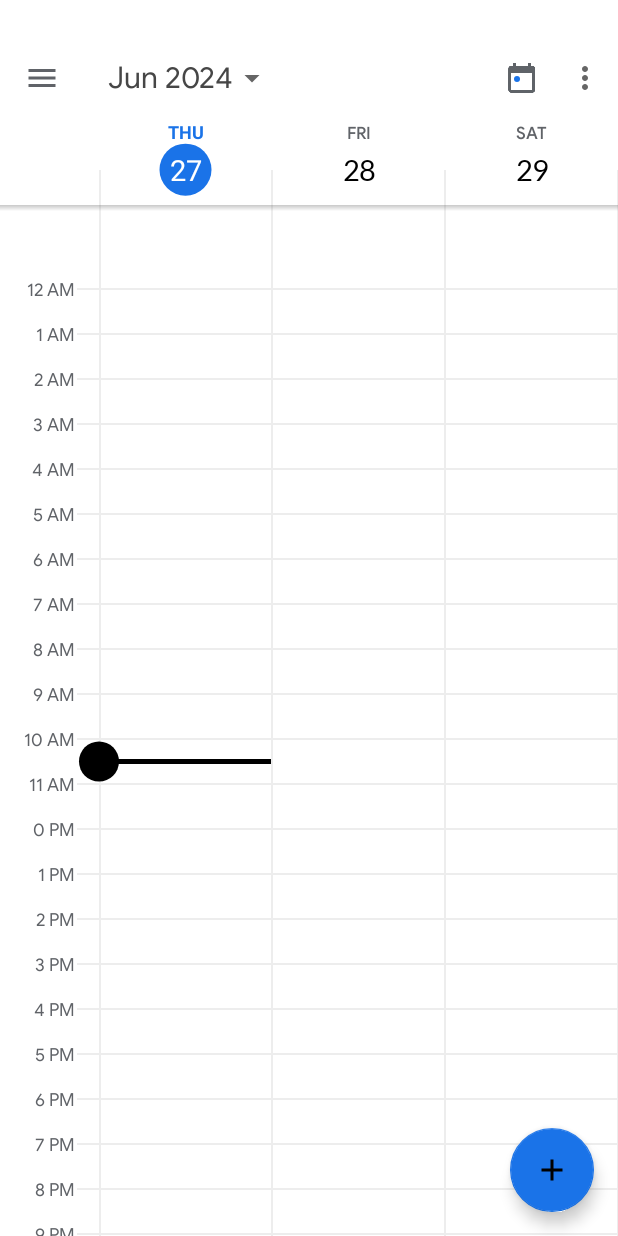
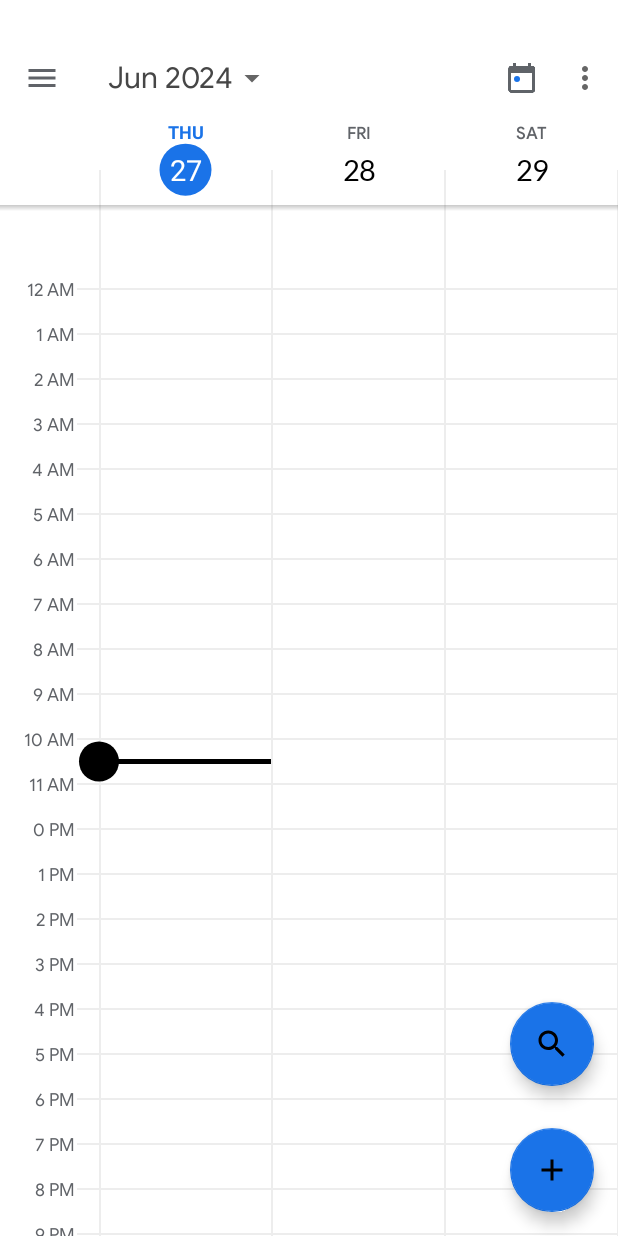
Before and after one commit to binhdtqxk/LTMobile, an Android app: the screen it shows after launch (MainActivity), on a phone screen of 412 x 824 dp. Run offline under Robolectric (Android 15) with nearby library versions, the phone set to English and light mode, and no system bars; our stand-ins replace EventBus; libraries missing offline, so code that uses them is left out: com.gjiazhe.scrollparallaximageview; 2 statements that could not run were skipped.

Commit message:
addTaskButton
show list tasks

```diff
--- /dev/null
+++ b/app/src/main/res/drawable/ic_view.xml
@@ -0,0 +1,9 @@
+<vector xmlns:android="http://schemas.android.com/apk/res/android"
+    android:width="24dp"
+    android:height="24dp"
+    android:viewportWidth="24"
+    android:viewportHeight="24">
+    <path
+        android:fillColor="#000000"
+        android:pathData="M15.5,14h-0.79l-0.28,-0.27C15.41,12.59 16,11.11 16,9.5 16,5.91 13.09,3 9.5,3 5.91,3 3,5.91 3,9.5 3,13.09 5.91,16 9.5,16c1.61,0 3.09,-0.59 4.23,-1.57l0.27,0.28v0.79l5,4.99L20.49,19l-4.99,-5zm-6,0C7.01,14 5,11.99 5,9.5 5,7.01 7.01,5 9.5,5c2.49,0 4.5,2.01 4.5,4.5 0,2.49 -2.01,4.5 -4.5,4.5z" />
+</vector>
--- a/app/src/main/res/layout/activity_main.xml
+++ b/app/src/main/res/layout/activity_main.xml
@@ -193,7 +193,7 @@
 
         </ScrollView>
 
-        <!--floatingactionbutton-->
+        <!--addTaskButton   -->
         <com.google.android.material.floatingactionbutton.FloatingActionButton
             android:id="@+id/fab_add_task"
             android:layout_width="56dp"
@@ -203,6 +203,18 @@
             android:src="@drawable/ic_add"
         android:backgroundTint="@color/colorAccent"
         android:contentDescription="Add Task" />
+        <!--viewTaskButton   -->
+        <com.google.android.material.floatingactionbutton.FloatingActionButton
+            android:id="@+id/fab_view_task"
+            android:layout_width="56dp"
+            android:layout_height="56dp"
+            android:layout_gravity="end|bottom"
+            android:layout_marginBottom="100dp"
+            android:layout_marginRight="16dp"
+            android:src="@drawable/ic_view"
+            android:backgroundTint="@color/colorAccent"
+            android:contentDescription="View Task" />
+
 
         <androidx.constraintlayout.widget.ConstraintLayout
             android:layout_width="match_parent"
```
Also changed, not shown: app/src/main/java/com/example/GoogleCalendar/MainActivity.java (+26 -1 lines), app/src/main/res/layout/activity_task_list.xml (added, +21 -0 lines), app/src/main/res/layout/task_cell.xml (added, +22 -0 lines).
